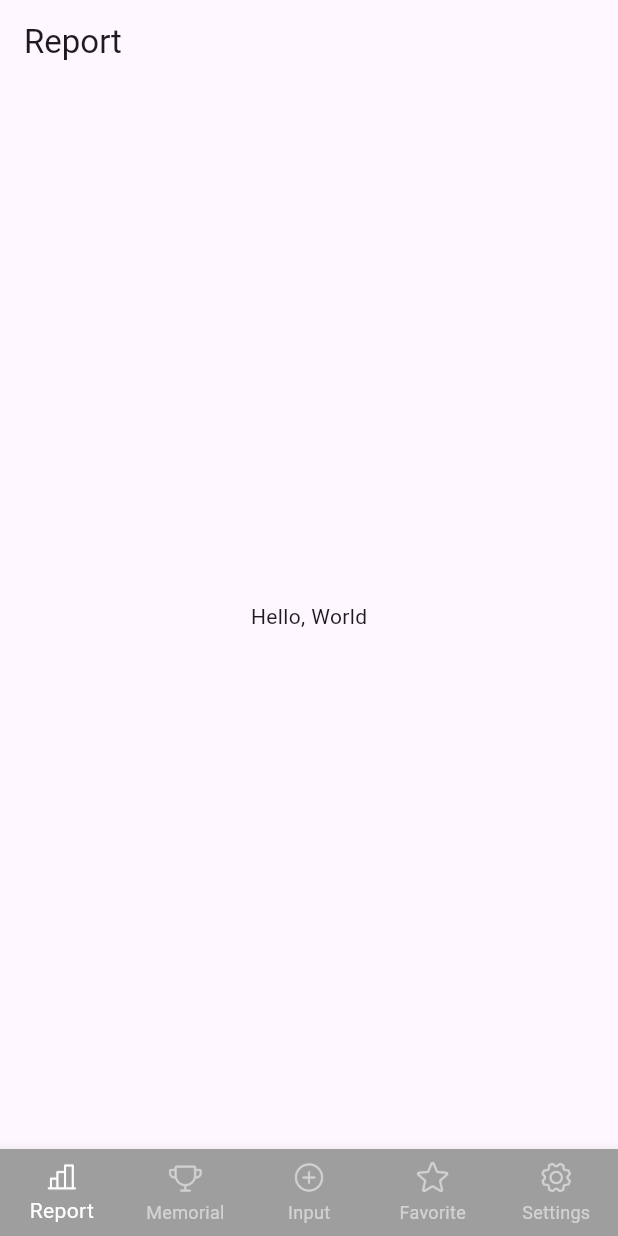
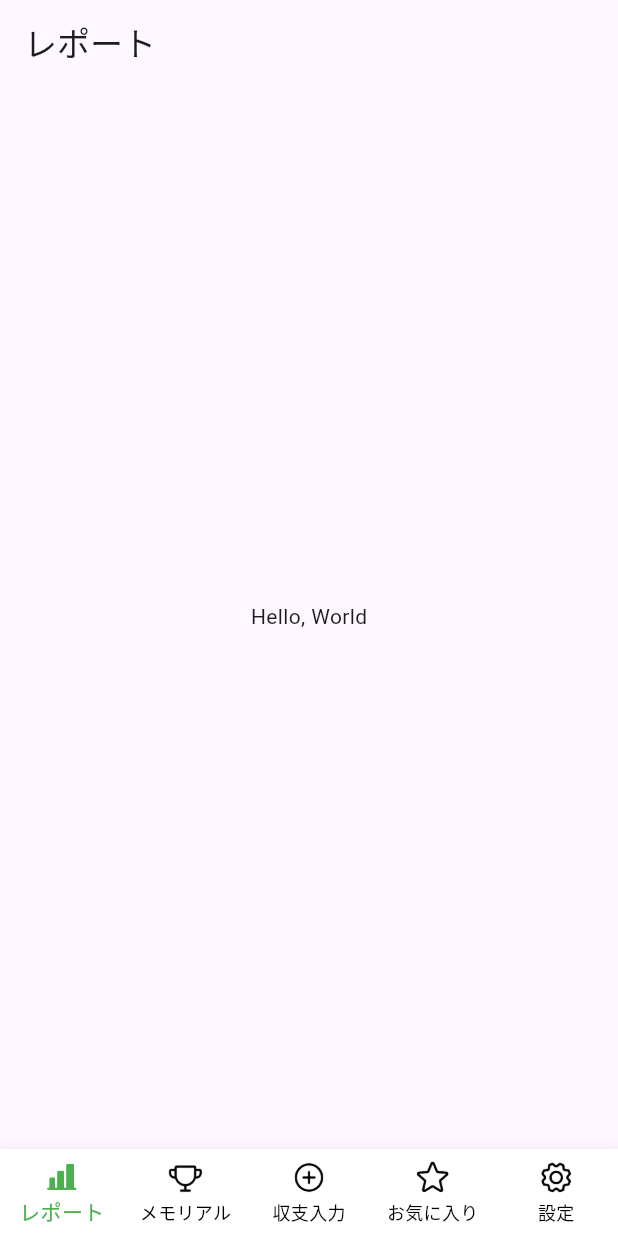
Before and after one commit to scien-inc/horse_racing_app, a Flutter app: the screen it shows after launch, on a phone screen of 412 x 824 dp. Run offline on Flutter 3.47's test engine with Material 3 defaults, Android fonts, the phone set to English and light mode, and no system bars.

Commit message:
created each pages

```diff
--- a/lib/main.dart
+++ b/lib/main.dart
@@ -33,7 +33,6 @@
     ReportScreen(),
     MemorialScreen(),
     InputScreen(),
-    MemorialScreen(),
     FavoriteScreen(),
     SettingsScreen(),
   ];
@@ -43,12 +42,37 @@
     return Scaffold(
       body: _pages.elementAt(_currentIndex),
       bottomNavigationBar: BottomNavigationBar(
-        items: const [
-          BottomNavigationBarItem(icon: ImageIcon(AssetImage('material/icons/report_false.png'), size: 24.0,), label: 'Report'),
-          BottomNavigationBarItem(icon: ImageIcon(AssetImage('material/icons/memorial_false.png'), size: 24.0,), label: 'Memorial'),
-          BottomNavigationBarItem(icon: ImageIcon(AssetImage('material/icons/input_false.png'), size: 24.0,), label: 'Input'),
-          BottomNavigationBarItem(icon: ImageIcon(AssetImage('material/icons/favorite_false.png'), size: 24.0,), label: 'Favorite'),
-          BottomNavigationBarItem(icon: ImageIcon(AssetImage('material/icons/settings_false.png'), size: 24.0,), label: 'Settings'),
+        items: [
+          BottomNavigationBarItem(
+            icon: _currentIndex == 0
+                ? ImageIcon(AssetImage('material/icons/report_true.png'), size: 24.0)
+                : ImageIcon(AssetImage('material/icons/report_false.png'), size: 24.0),
+            label: 'レポート',
+          ),
+          BottomNavigationBarItem(
+            icon: _currentIndex == 1
+                ? ImageIcon(AssetImage('material/icons/memorial_true.png'), size: 24.0)
+                : ImageIcon(AssetImage('material/icons/memorial_false.png'), size: 24.0),
+            label: 'メモリアル',
+          ),
+          BottomNavigationBarItem(
+            icon: _currentIndex == 2
+                ? ImageIcon(AssetImage('material/icons/input_true.png'), size: 24.0)
+                : ImageIcon(AssetImage('material/icons/input_false.png'), size: 24.0),
+            label: '収支入力',
+          ),
+          BottomNavigationBarItem(
+            icon: _currentIndex == 3
+                ? ImageIcon(AssetImage('material/icons/favorite_true.png'), size: 24.0)
+                : ImageIcon(AssetImage('material/icons/favorite_false.png'), size: 24.0),
+            label: 'お気に入り',
+          ),
+          BottomNavigationBarItem(
+            icon: _currentIndex == 4
+                ? ImageIcon(AssetImage('material/icons/settings_true.png'), size: 24.0)
+                : ImageIcon(AssetImage('material/icons/settings_false.png'), size: 24.0),
+            label: '設定',
+          ),
         ],
         currentIndex: _currentIndex,
         onTap: (index) {
@@ -56,9 +80,9 @@
             _currentIndex = index;
           });
         },
-        selectedItemColor: Colors.white,
-        unselectedItemColor: Colors.white54,
-        backgroundColor: Colors.grey,
+        selectedItemColor: Colors.green,
+        unselectedItemColor: Colors.black,
+        backgroundColor: Colors.white,
         type: BottomNavigationBarType.fixed,
       ),
     );
--- a/lib/screens/favorite.dart
+++ b/lib/screens/favorite.dart
@@ -5,7 +5,7 @@ class FavoriteScreen extends StatelessWidget {
   Widget build(BuildContext context) {
     return Scaffold(
       appBar: AppBar(
-        title: Text('Favorite'),
+        title: Text('お気に入り'),
       ),
       body: Center(
         child: Text('Hello, World'),
--- a/lib/screens/input.dart
+++ b/lib/screens/input.dart
@@ -5,7 +5,7 @@ class InputScreen extends StatelessWidget {
   Widget build(BuildContext context) {
     return Scaffold(
       appBar: AppBar(
-        title: Text('Report'),
+        title: Text('収支入力'),
       ),
       body: Center(
         child: Text('Hello, World'),
--- a/lib/screens/memorial.dart
+++ b/lib/screens/memorial.dart
@@ -5,7 +5,7 @@ class MemorialScreen extends StatelessWidget {
   Widget build(BuildContext context) {
     return Scaffold(
       appBar: AppBar(
-        title: Text('Report'),
+        title: Text('メモリアル'),
       ),
       body: Center(
         child: Text('Hello, World'),
--- a/lib/screens/report.dart
+++ b/lib/screens/report.dart
@@ -5,7 +5,7 @@ class ReportScreen extends StatelessWidget {
   Widget build(BuildContext context) {
     return Scaffold(
       appBar: AppBar(
-        title: Text('Report'),
+        title: Text('レポート'),
       ),
       body: Center(
         child: Text('Hello, World'),
```
Also changed, not shown: lib/screens/settings.dart (+73 -3 lines).
